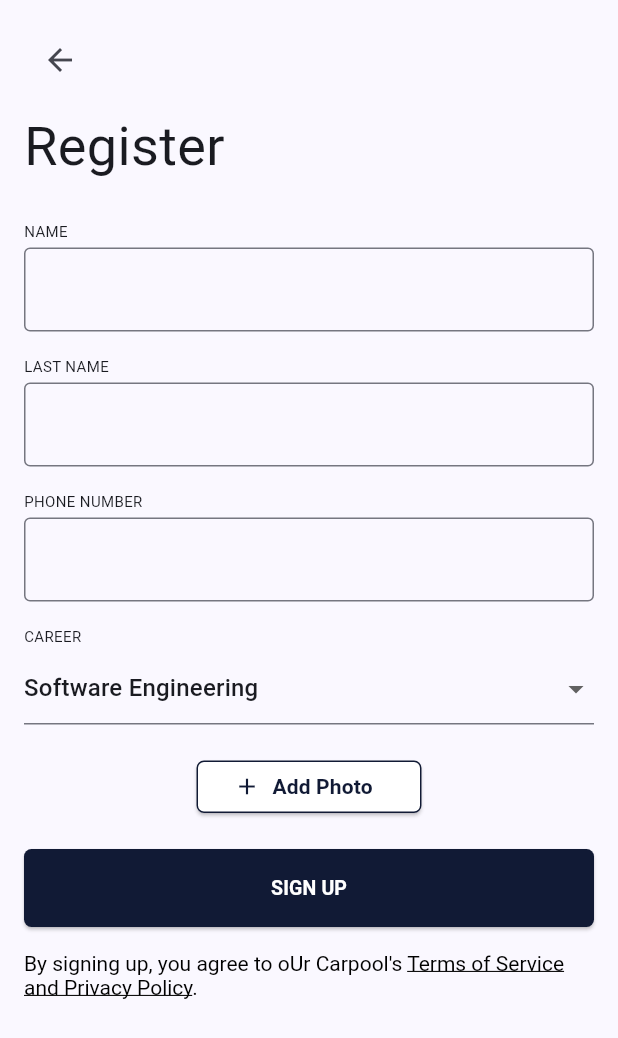
After one commit to Kevin-Chuquimarca/oUrCarpoolSystem, a Flutter app: the SignUpStepTwoScreen screen opened directly, on a phone screen of 412 x 824 dp. The commit adds this screen. Shown: the top 1038 px of the screen. Run offline on Flutter 3.47's test engine with Material 2 defaults, Android fonts, the phone set to English and light mode, and no system bars; our stand-ins replace image_picker.

Commit message:
add sign_up_step_two_screen and modify other screens to make them scrollable

```diff
--- a/frontend/our_carpool/lib/presentation/screens/log_in_screen.dart
+++ b/frontend/our_carpool/lib/presentation/screens/log_in_screen.dart
@@ -16,7 +16,8 @@ class _LogInScreenState extends State<LogInScreen> {
   Widget build(BuildContext context) {
     return SafeArea(
       child: Scaffold(
-        body: Form(
+        body: SingleChildScrollView(
+          child: Form(
             key: _formKey,
             child: Padding(
               padding: const EdgeInsets.all(16.0),
@@ -133,6 +134,7 @@ class _LogInScreenState extends State<LogInScreen> {
             ),
           ),
         ),
+      ),
     );
   }
 }
--- a/frontend/our_carpool/lib/presentation/screens/sign_up_screen.dart
+++ b/frontend/our_carpool/lib/presentation/screens/sign_up_screen.dart
@@ -1,4 +1,5 @@
 import 'package:flutter/material.dart';
+import 'package:our_carpool/presentation/screens/sign_up_step_two_screen.dart';
 
 class SignUpScreen extends StatefulWidget {
   const SignUpScreen({Key? key}) : super(key: key);
@@ -13,7 +14,7 @@ class _SignUpScreenState extends State<SignUpScreen> {
     'ESPE',
     'UCE',
     'PUCE',
-    'Salesiana',
+    'UPS',
     'UTE',
     'UDLA',
   ];
@@ -22,7 +23,8 @@ class _SignUpScreenState extends State<SignUpScreen> {
   Widget build(BuildContext context) {
     return SafeArea(
       child: Scaffold(
-        body: Padding(
+        body: SingleChildScrollView(
+          child: Padding(
             padding: const EdgeInsets.all(16.0),
             child: Column(
               crossAxisAlignment: CrossAxisAlignment.start,
@@ -99,7 +101,12 @@ class _SignUpScreenState extends State<SignUpScreen> {
                 const SizedBox(height: 24.0),
                 ElevatedButton(
                   onPressed: () {
-                  // Acción para NEXT button
+                    Navigator.push(
+                      context,
+                      MaterialPageRoute(
+                        builder: (context) => const SignUpStepTwoScreen(),
+                      ),
+                    );
                   },
                   style: ElevatedButton.styleFrom(
                     foregroundColor: Colors.white,
@@ -159,6 +166,7 @@ class _SignUpScreenState extends State<SignUpScreen> {
             ),
           ),
         ),
+      ),
     );
   }
 }
--- /dev/null
+++ b/frontend/our_carpool/lib/presentation/screens/sign_up_step_two_screen.dart
@@ -0,0 +1,217 @@
+import 'package:flutter/material.dart';
+import 'package:image_picker/image_picker.dart';
+
+class SignUpStepTwoScreen extends StatefulWidget {
+  const SignUpStepTwoScreen({Key? key}) : super(key: key);
+
+  @override
+  State<SignUpStepTwoScreen> createState() => _SignUpStepTwoScreenState();
+}
+
+class _SignUpStepTwoScreenState extends State<SignUpStepTwoScreen> {
+  String selectedCareer = 'Software Engineering';
+  final List<String> careers = [
+    'Software Engineering',
+    'Mechanical Engineering',
+    'Electronics Engineering',
+    'Biotechnology',
+    'Civil Engineering',
+    'Accounting',
+    'Finance',
+  ];
+
+  late ImagePicker _imagePicker;
+  XFile? _selectedImage;
+
+  @override
+  void initState() {
+    super.initState();
+    _imagePicker = ImagePicker();
+  }
+
+  Future<void> _openImagePicker() async {
+    final imagePicker = ImagePicker();
+    final pickedImage =
+        await imagePicker.pickImage(source: ImageSource.gallery);
+    if (pickedImage != null) {
+      setState(() {
+        _selectedImage = pickedImage;
+      });
+      // ignore: avoid_print
+      print('Nombre de la imagen seleccionada: ${pickedImage.name}');
+    }
+  }
+
+  @override
+  Widget build(BuildContext context) {
+    return SafeArea(
+      child: Scaffold(
+        body: SingleChildScrollView(
+          child: Padding(
+            padding: const EdgeInsets.all(16.0),
+            child: Column(
+              crossAxisAlignment: CrossAxisAlignment.start,
+              children: [
+                IconButton(
+                  onPressed: () {
+                    Navigator.pop(context);
+                  },
+                  icon: const Icon(Icons.arrow_back),
+                ),
+                const SizedBox(height: 8.0),
+                const Text(
+                  'Register',
+                  style: TextStyle(
+                    fontSize: 36,
+                  ),
+                ),
+                const SizedBox(height: 24.0),
+                const Text(
+                  'NAME',
+                  style: TextStyle(
+                    fontSize: 10,
+                  ),
+                ),
+                const SizedBox(height: 4.0),
+                TextFormField(
+                  decoration: const InputDecoration(
+                    border: OutlineInputBorder(
+                      borderSide: BorderSide(
+                        color: Color(0xFF111A35),
+                      ),
+                    ),
+                  ),
+                ),
+                const SizedBox(height: 16.0),
+                const Text(
+                  'LAST NAME',
+                  style: TextStyle(
+                    fontSize: 10,
+                  ),
+                ),
+                const SizedBox(height: 4.0),
+                TextFormField(
+                  decoration: const InputDecoration(
+                    border: OutlineInputBorder(
+                      borderSide: BorderSide(
+                        color: Color(0xFF111A35),
+                      ),
+                    ),
+                  ),
+                ),
+                const SizedBox(height: 16.0),
+                const Text(
+                  'PHONE NUMBER',
+                  style: TextStyle(
+                    fontSize: 10,
+                  ),
+                ),
+                const SizedBox(height: 4.0),
+                TextFormField(
+                  decoration: const InputDecoration(
+                    border: OutlineInputBorder(
+                      borderSide: BorderSide(
+                        color: Color(0xFF111A35),
+                      ),
+                    ),
+                  ),
+                ),
+                const SizedBox(height: 16.0),
+                const Text(
+                  'CAREER',
+                  style: TextStyle(
+                    fontSize: 10,
+                  ),
+                ),
+                const SizedBox(height: 4.0),
+                DropdownButtonFormField<String>(
+                  value: selectedCareer,
+                  onChanged: (newValue) {
+                    setState(() {
+                      selectedCareer = newValue!;
+                    });
+                  },
+                  items: careers.map<DropdownMenuItem<String>>((String value) {
+                    return DropdownMenuItem<String>(
+                      value: value,
+                      child: Text(value),
+                    );
+                  }).toList(),
+                ),
+                const SizedBox(height: 24.0),
+                Center(
+                  child: SizedBox(
+                    width: 150,
+                    height: 35,
+                    child: ElevatedButton.icon(
+                      onPressed:
+                          _openImagePicker, // Abrir la galería al presionar el botón
+                      style: ElevatedButton.styleFrom(
+                        foregroundColor: const Color(0xFF111A35),
+                        backgroundColor: Colors.white,
+                        shape: RoundedRectangleBorder(
+                          borderRadius: BorderRadius.circular(5),
+                          side: const BorderSide(
+                            color: Color(0xFF111A35),
+                          ),
+                        ),
+                      ),
+                      icon: const Icon(Icons.add),
+                      label: const Text(
+                        'Add Photo',
+                        style: TextStyle(
+                          fontWeight: FontWeight.bold,
+                        ),
+                      ),
+                    ),
+                  ),
+                ),
+                const SizedBox(height: 24.0),
+                ElevatedButton(
+                  onPressed: () {},
+                  style: ElevatedButton.styleFrom(
+                    foregroundColor: Colors.white,
+                    backgroundColor: const Color(0xFF111A35),
+                    shape: RoundedRectangleBorder(
+                      borderRadius: BorderRadius.circular(5),
+                    ),
+                  ),
+                  child: const SizedBox(
+                    width: double.infinity,
+                    height: 52,
+                    child: Center(
+                      child: Text(
+                        'SIGN UP',
+                        style: TextStyle(
+                          fontWeight: FontWeight.bold,
+                          fontSize: 13,
+                        ),
+                      ),
+                    ),
+                  ),
+                ),
+                const SizedBox(height: 16.0),
+                RichText(
+                  text: const TextSpan(
+                    text: "By signing up, you agree to oUr Carpool's ",
+                    style: TextStyle(color: Colors.black),
+                    children: [
+                      TextSpan(
+                        text: 'Terms of Service and Privacy Policy',
+                        style: TextStyle(
+                          color: Colors.black,
+                          decoration: TextDecoration.underline,
+                        ),
+                      ),
+                      TextSpan(text: '.'),
+                    ],
+                  ),
+                ),
+              ],
+            ),
+          ),
+        ),
+      ),
+    );
+  }
+}
--- a/frontend/our_carpool/pubspec.yaml
+++ b/frontend/our_carpool/pubspec.yaml
@@ -32,6 +32,7 @@ dependencies:
     sdk: flutter
   http: 1.0.0
   provider: ^6.0.0
+  image_picker: 0.8.9
 
 
 
```
Lines whose indentation alone changed are shown as unchanged.
